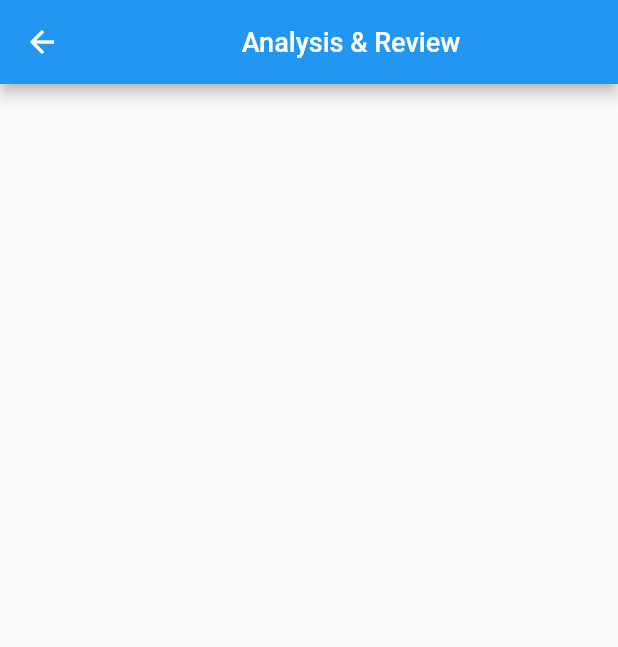
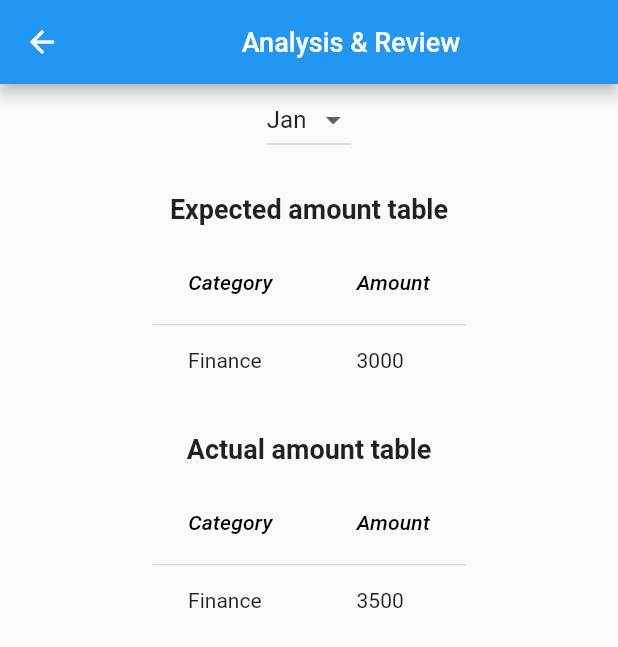
Before and after one commit to joeljohngeorge/designproject, a Flutter app: the Analysispage screen opened directly, on a phone screen of 412 x 824 dp. Shown: the top 647 px of the screen. Run offline on Flutter 3.47's test engine with Material 2 defaults, Android fonts, the phone set to English and light mode, and no system bars.

Commit message:
Frontend edit

```diff
--- a/lib/screens/analysispage.dart
+++ b/lib/screens/analysispage.dart
@@ -1,21 +1,120 @@
 import 'package:flutter/material.dart';
+
 class Analysispage extends StatefulWidget {
   @override
   _AnalysispageState createState() => _AnalysispageState();
 }
 
 class _AnalysispageState extends State<Analysispage> {
+  var _months = [
+    'Jan',
+    'Feb',
+    'Mar',
+    'Apr',
+    'May',
+    'Jun',
+    'Jul',
+    'Aug',
+    'Sept',
+    'Oct',
+    'Nov',
+    'Dec'
+  ];
+  var _currentitemselected = 'Jan';
+
   @override
   Widget build(BuildContext context) {
     return Scaffold(
-      appBar: AppBar(
-        title:Center(child: Text("Analysis & Review",
-            style: TextStyle(
-              fontSize: 18,
-            )),)
-      ),
+        appBar: AppBar(
+            title: Center(
+          child: Text("Analysis & Review",
+              style: TextStyle(
+                fontSize: 18,
+              )),
+        )),
+        body: SingleChildScrollView(
+          child: Container(
+            height: 600,
+            width: MediaQuery.of(context).size.width,
+            child: Column(
+              children: [
+                DropdownButton<String>(
+                  items: _months.map((String dropDownStringItem) {
+                    return DropdownMenuItem<String>(
+                      value: dropDownStringItem,
+                      child: Text(dropDownStringItem),
+                    );
+                  }).toList(),
+                  onChanged: (String newValueSelected) {
+                    _onDropDownItemSelected(newValueSelected);
+                  },
+                  value: _currentitemselected,
+                ),
+                SizedBox(height: 25),
+                Center(
+                    child: Text(
+                  "Expected amount table",
+                  style: TextStyle(fontSize: 18,fontWeight:FontWeight.bold),
+                )),
+                SizedBox(height: 10),
+                DataTable(columns: <DataColumn>[
+                  DataColumn(
+                    label: Text(
+                      'Category',
+                      style: TextStyle(fontStyle: FontStyle.italic),
+                    ),
+                  ),
+                  DataColumn(
+                    label: Text(
+                      'Amount',
+                      style: TextStyle(fontStyle: FontStyle.italic),
+                    ),
+                  ),
+                ],
+                    //Sample data
+                    rows: <DataRow>[
+                      DataRow(cells: [
+                        DataCell(Text('Finance')),
+                        DataCell(Text('3000')),
+                      ]),
+                    ]),
+                SizedBox(height: 25),
+                 Center(
+                    child: Text(
+                  "Actual amount table",
+                  style: TextStyle(fontSize: 18, fontWeight:FontWeight.bold)
+                )),
+                SizedBox(height: 10),
+                DataTable(columns: <DataColumn>[
+                  DataColumn(
+                    label: Text(
+                      'Category',
+                      style: TextStyle(fontStyle: FontStyle.italic),
+                    ),
+                  ),
+                  DataColumn(
+                    label: Text(
+                      'Amount',
+                      style: TextStyle(fontStyle: FontStyle.italic),
+                    ),
+                  ),
+                ],
+                    //Sample data
+                    rows: <DataRow>[
+                      DataRow(cells: [
+                        DataCell(Text('Finance')),
+                        DataCell(Text('3500')),
+                      ]),
+                    ]),
+              ],
+            ),
+          ),
+        ));
+  }
 
-
-    );
+  void _onDropDownItemSelected(String newValueSelected) {
+    setState(() {
+      this._currentitemselected = newValueSelected;
+    });
   }
 }
```
